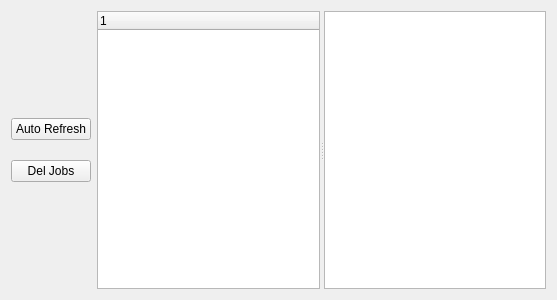
This is appli/grapher/gui/src/wgLogs.ui in snaress/studio as Qt 5 draws it before an edit. The edited form follows.
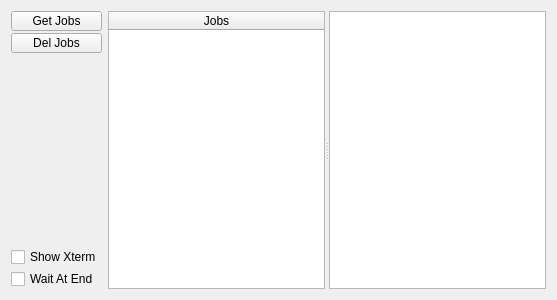
This is the edited form.

```diff
--- a/appli/grapher/gui/src/wgLogs.ui
+++ b/appli/grapher/gui/src/wgLogs.ui
@@ -17,45 +17,35 @@
    <item row="0" column="0">
     <layout class="QVBoxLayout" name="vlButtons">
      <property name="spacing">
-      <number>20</number>
+      <number>2</number>
      </property>
      <item>
-      <spacer name="verticalSpacer">
-       <property name="orientation">
-        <enum>Qt::Vertical</enum>
-       </property>
-       <property name="sizeHint" stdset="0">
+      <widget class="QPushButton" name="pbGetJobs">
+       <property name="maximumSize">
         <size>
-         <width>20</width>
-         <height>40</height>
+         <width>16777215</width>
+         <height>20</height>
         </size>
        </property>
-      </spacer>
-     </item>
-     <item>
-      <widget class="QPushButton" name="pbAutoRefresh">
        <property name="text">
-        <string>Auto Refresh</string>
+        <string>Get Jobs</string>
        </property>
        <property name="checkable">
-        <bool>true</bool>
-       </property>
-       <property name="checked">
         <bool>false</bool>
        </property>
        <property name="autoRepeat">
-        <bool>true</bool>
-       </property>
-       <property name="default">
-        <bool>false</bool>
-       </property>
-       <property name="flat">
         <bool>false</bool>
        </property>
       </widget>
      </item>
      <item>
       <widget class="QPushButton" name="pbDelJobs">
+       <property name="maximumSize">
+        <size>
+         <width>16777215</width>
+         <height>20</height>
+        </size>
+       </property>
        <property name="text">
         <string>Del Jobs</string>
        </property>
@@ -74,6 +64,20 @@
        </property>
       </spacer>
      </item>
+     <item>
+      <widget class="QCheckBox" name="cbShowXterm">
+       <property name="text">
+        <string>Show Xterm</string>
+       </property>
+      </widget>
+     </item>
+     <item>
+      <widget class="QCheckBox" name="cbWaitAtEnd">
+       <property name="text">
+        <string>Wait At End</string>
+       </property>
+      </widget>
+     </item>
     </layout>
    </item>
    <item row="0" column="1">
@@ -82,9 +86,27 @@
       <enum>Qt::Horizontal</enum>
      </property>
      <widget class="QTreeWidget" name="twJobs">
+      <property name="alternatingRowColors">
+       <bool>true</bool>
+      </property>
+      <property name="selectionMode">
+       <enum>QAbstractItemView::ExtendedSelection</enum>
+      </property>
+      <property name="indentation">
+       <number>2</number>
+      </property>
+      <property name="itemsExpandable">
+       <bool>false</bool>
+      </property>
+      <property name="expandsOnDoubleClick">
+       <bool>false</bool>
+      </property>
       <column>
        <property name="text">
-        <string notr="true">1</string>
+        <string notr="true">Jobs</string>
+       </property>
+       <property name="textAlignment">
+        <set>AlignHCenter|AlignVCenter|AlignCenter</set>
        </property>
       </column>
      </widget>
```
